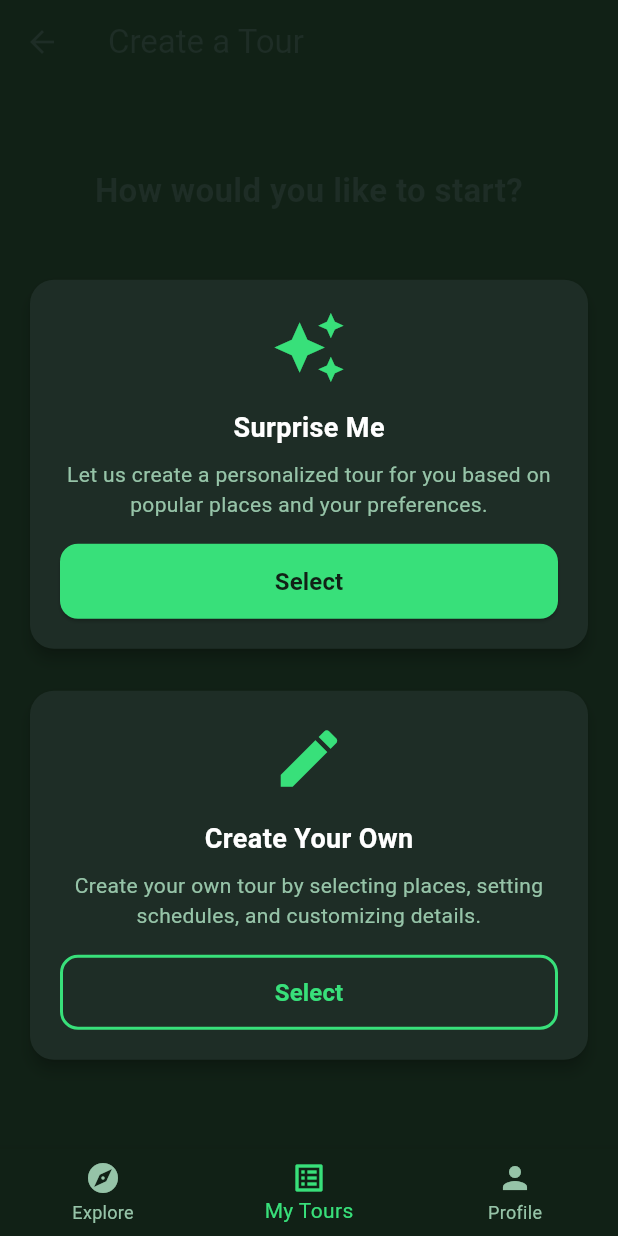
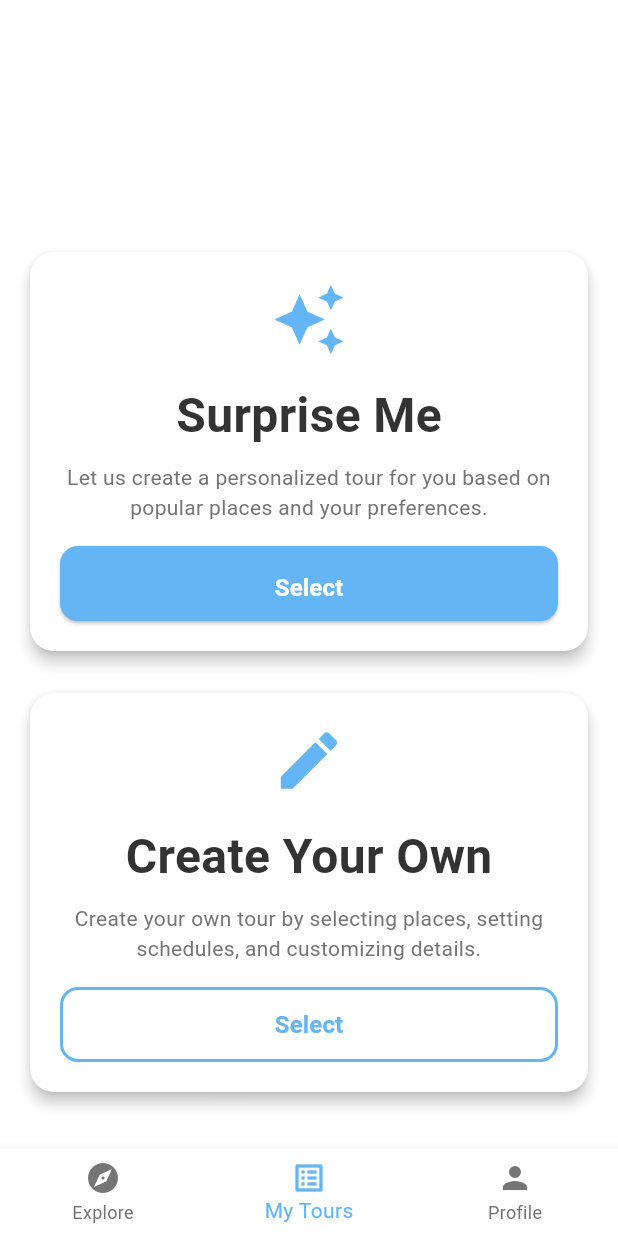
Before and after one commit to FrancKINANI/CityPulse, a Flutter app: the screen it shows after launch, on a phone screen of 412 x 824 dp. Run offline on Flutter 3.47's test engine with Material 3 defaults, Android fonts, the phone set to English and light mode, and no system bars; our stand-ins replace cloud_firestore, firebase_auth, firebase_core, flutter_local_notifications, google_fonts, image_picker and 2 more; missing offline and left inert: mobkit_dashed_border, shared_preferences.dart; accounts and stored records are empty; network calls fail.

Commit message:
refactor(theme): consolidate theme configuration into app_theme
Move all theme-related configurations from app_config.dart and styles.dart into app_theme.dart
Simplify theme service by delegating theme creation to AppTheme
Update imports to use new app_theme location
Change navigation route from settings to notifications in Profile screen

```diff
--- a/lib/config/app_config.dart
+++ /dev/null
@@ -1,85 +0,0 @@
-import 'package:flutter/material.dart';
-
-class AppConfig {
-  // App Information
-  static const String appName = 'CityPulse';
-  static const String appVersion = '1.0.0';
-
-  // Colors
-  static const Color primaryColor = Colors.white;
-  static const Color secondaryColor = Color(0xFFFF9800); // Orange
-  static const Color accentColor = Color(0xFFFFB74D); // Light Orange
-  static const Color backgroundColor = Colors.white;
-  static const Color textColor = Color(0xFF333333);
-  static const Color errorColor = Color(0xFFE53935);
-  static const Color successColor = Color(0xFF4CAF50);
-  static const Color warningColor = Color(0xFFFFC107);
-
-  // Dark Theme Colors
-  static const Color darkPrimaryColor = Color(0xFF121212);
-  static const Color darkSecondaryColor = Color(0xFFFF9800); // Orange
-  static const Color darkAccentColor = Color(0xFFFFB74D); // Light Orange
-  static const Color darkBackgroundColor = Color(0xFF121212);
-  static const Color darkTextColor = Colors.white;
-  static const Color darkCardColor = Color(0xFF1E1E1E);
-
-  // Text Styles
-  static const TextStyle headingStyle = TextStyle(
-    fontSize: 24.0,
-    fontWeight: FontWeight.bold,
-    color: textColor,
-  );
-
-  static const TextStyle subheadingStyle = TextStyle(
-    fontSize: 18.0,
-    fontWeight: FontWeight.w600,
-    color: textColor,
-  );
-
-  static const TextStyle bodyStyle = TextStyle(
-    fontSize: 16.0,
-    color: textColor,
-  );
-
-  // Dimensions
-  static const double defaultPadding = 16.0;
-  static const double defaultMargin = 16.0;
-  static const double defaultRadius = 8.0;
-  static const double defaultSpacing = 8.0;
-
-  // API Configuration
-  static const String apiBaseUrl = 'https://api.citypulse.com/v1';
-  static const Duration apiTimeout = Duration(seconds: 30);
-
-  // Cache Configuration
-  static const Duration cacheDuration = Duration(hours: 24);
-  static const int maxCacheSize = 50 * 1024 * 1024; // 50 MB
-
-  // Map Configuration
-  static const double defaultMapZoom = 13.0;
-  static const double maxMapZoom = 18.0;
-  static const double minMapZoom = 3.0;
-  static const LatLng defaultLocation = LatLng(48.8566, 2.3522); // Paris
-
-  // Image Configuration
-  static const int maxImageSize = 5 * 1024 * 1024; // 5 MB
-  static const List<String> supportedImageFormats = ['jpg', 'jpeg', 'png'];
-  static const double maxImageDimension = 2048.0;
-
-  // Tour Configuration
-  static const int maxTourDuration = 8; // hours
-  static const int maxPlacesPerTour = 20;
-  static const int minPlacesPerTour = 2;
-
-  // Event Configuration
-  static const int maxEventParticipants = 50;
-  static const Duration maxEventDuration = Duration(hours: 12);
-  static const Duration minEventDuration = Duration(hours: 1);
-}
-
-class LatLng {
-  final double latitude;
-  final double longitude;
-
-  const LatLng(this.latitude, this.longitude);
-}
--- a/lib/config/app_theme.dart
+++ b/lib/config/app_theme.dart
@@ -1,28 +1,40 @@
 import 'package:flutter/material.dart';
-import 'app_config.dart';
 
 class AppTheme {
+  // ======== COULEURS PRINCIPALES ========
   // Mode clair - Couleurs principales
-  static const Color primaryColor = AppConfig.primaryColor;
-  static const Color secondaryColor = AppConfig.secondaryColor;
+  static const Color primaryColor = Colors.white;
+  static const Color secondaryColor = Color(0xFF2196F3); // Bleu
+  static const Color accentColor = Color(0xFF64B5F6); // Bleu clair
   static const Color backgroundColor = Colors.white;
   static const Color cardColor = Colors.white;
   static const Color textPrimaryColor = Color(0xFF333333);
   static const Color textSecondaryColor = Color(0xFF757575);
-  static const Color buttonColor = AppConfig.secondaryColor;
-  static const Color errorColor = AppConfig.errorColor;
-  static const Color successColor = AppConfig.successColor;
+  static const Color dividerColor = Color(0xFFEEEEEE);
+
+  // Couleurs fonctionnelles
+  static const Color errorColor = Color(0xFFE53935);
+  static const Color successColor = Color(0xFF4CAF50);
+  static const Color warningColor = Color(0xFFFFC107);
 
   // Mode sombre - Couleurs principales
-  static const Color darkPrimaryColor = AppConfig.darkPrimaryColor;
-  static const Color darkSecondaryColor = AppConfig.darkSecondaryColor;
-  static const Color darkBackgroundColor = AppConfig.darkBackgroundColor;
-  static const Color darkCardColor = AppConfig.darkCardColor;
-  static const Color darkTextPrimaryColor = AppConfig.darkTextColor;
+  static const Color darkPrimaryColor = Color(0xFF121212);
+  static const Color darkSecondaryColor = Color(0xFF2196F3); // Bleu
+  static const Color darkAccentColor = Color(0xFF64B5F6); // Bleu clair
+  static const Color darkBackgroundColor = Color(0xFF121212);
+  static const Color darkCardColor = Color(0xFF1E1E1E);
+  static const Color darkTextPrimaryColor = Colors.white;
   static const Color darkTextSecondaryColor = Color(0xFFBDBDBD);
-  static const Color darkButtonColor = AppConfig.darkSecondaryColor;
+  static const Color darkDividerColor = Color(0xFF424242);
 
-  // Styles de texte
+  // ======== DIMENSIONS ========
+  static const double defaultPadding = 16.0;
+  static const double defaultMargin = 16.0;
+  static const double defaultRadius = 8.0;
+  static const double defaultSpacing = 8.0;
+
+  // ======== STYLES DE TEXTE ========
+  // Mode clair
   static const TextStyle headingStyle = TextStyle(
     color: textPrimaryColor,
     fontSize: 32,
@@ -45,9 +57,16 @@ class AppTheme {
     fontSize: 14,
   );
 
-  // Styles de bouton
+  // Mode sombre
+  static TextStyle get darkHeadingStyle => headingStyle.copyWith(color: darkTextPrimaryColor);
+  static TextStyle get darkSubheadingStyle => subheadingStyle.copyWith(color: darkTextPrimaryColor);
+  static TextStyle get darkBodyStyle => bodyStyle.copyWith(color: darkTextPrimaryColor);
+  static TextStyle get darkCaptionStyle => captionStyle.copyWith(color: darkTextSecondaryColor);
+
+  // ======== STYLES DE BOUTON ========
   static ButtonStyle primaryButtonStyle = ElevatedButton.styleFrom(
-    backgroundColor: buttonColor,
+    backgroundColor: secondaryColor,
+    foregroundColor: Colors.white,
     padding: const EdgeInsets.symmetric(vertical: 16),
     shape: RoundedRectangleBorder(
       borderRadius: BorderRadius.circular(12),
@@ -55,11 +74,18 @@ class AppTheme {
   );
 
   static ButtonStyle secondaryButtonStyle = TextButton.styleFrom(
-    foregroundColor: buttonColor,
+    foregroundColor: secondaryColor,
     padding: const EdgeInsets.symmetric(vertical: 8, horizontal: 16),
   );
 
-  // Styles d'input
+  static ButtonStyle outlinedButtonStyle = OutlinedButton.styleFrom(
+    foregroundColor: textPrimaryColor,
+    side: const BorderSide(color: dividerColor),
+    shape: RoundedRectangleBorder(borderRadius: BorderRadius.circular(12)),
+    padding: const EdgeInsets.symmetric(vertical: 12, horizontal: 24),
+  );
+
+  // ======== STYLES D'INPUT ========
   static InputDecoration inputDecoration({
     required String hintText,
     Widget? prefixIcon,
@@ -83,13 +109,13 @@ class AppTheme {
     );
   }
 
-  // Styles de carte
+  // ======== STYLES DE CARTE ========
   static BoxDecoration cardDecoration = BoxDecoration(
     color: cardColor,
     borderRadius: BorderRadius.circular(12),
   );
 
-  // Styles d'appbar
+  // ======== STYLES D'APPBAR ========
   static AppBarTheme appBarTheme = const AppBarTheme(
     backgroundColor: backgroundColor,
     elevation: 0,
@@ -100,4 +126,115 @@ class AppTheme {
     ),
     iconTheme: IconThemeData(color: textPrimaryColor),
   );
+
+  // ======== THÈMES COMPLETS ========
+  static ThemeData getLightTheme() {
+    return ThemeData(
+      brightness: Brightness.light,
+      primaryColor: primaryColor,
+      scaffoldBackgroundColor: backgroundColor,
+      cardColor: cardColor,
+      colorScheme: ColorScheme.light(
+        primary: primaryColor,
+        secondary: secondaryColor,
+        tertiary: accentColor,
+        background: backgroundColor,
+        error: errorColor,
+      ),
+      textTheme: TextTheme(
+        headlineLarge: headingStyle,
+        headlineMedium: subheadingStyle,
+        bodyLarge: bodyStyle,
+        bodyMedium: captionStyle,
+      ),
+      appBarTheme: appBarTheme,
+      elevatedButtonTheme: ElevatedButtonThemeData(
+        style: primaryButtonStyle,
+      ),
+      textButtonTheme: TextButtonThemeData(
+        style: secondaryButtonStyle,
+      ),
+      outlinedButtonTheme: OutlinedButtonThemeData(
+        style: outlinedButtonStyle,
+      ),
+      inputDecorationTheme: InputDecorationTheme(
+        filled: true,
+        fillColor: cardColor,
+        border: OutlineInputBorder(
+          borderRadius: BorderRadius.circular(12),
+          borderSide: BorderSide.none,
+        ),
+        contentPadding: const EdgeInsets.symmetric(horizontal: 16, vertical: 12),
+      ),
+      dividerTheme: const DividerThemeData(
+        color: dividerColor,
+        thickness: 1,
+      ),
+      useMaterial3: true,
+    );
+  }
+
+  static ThemeData getDarkTheme() {
+    return ThemeData(
+      brightness: Brightness.dark,
+      primaryColor: darkPrimaryColor,
+      scaffoldBackgroundColor: darkBackgroundColor,
+      cardColor: darkCardColor,
+      colorScheme: ColorScheme.dark(
+        primary: darkPrimaryColor,
+        secondary: darkSecondaryColor,
+        tertiary: darkAccentColor,
+        background: darkBackgroundColor,
+        error: errorColor,
+      ),
+      textTheme: TextTheme(
+        headlineLarge: darkHeadingStyle,
+        headlineMedium: darkSubheadingStyle,
+        bodyLarge: darkBodyStyle,
+        bodyMedium: darkCaptionStyle,
+      ),
+      appBarTheme: AppBarTheme(
+        backgroundColor: darkBackgroundColor,
+        elevation: 0,
+        titleTextStyle: TextStyle(
+          color: darkTextPrimaryColor,
+          fontSize: 18,
+          fontWeight: FontWeight.bold,
+        ),
+        iconTheme: IconThemeData(color: darkTextPrimaryColor),
+      ),
+      elevatedButtonTheme: ElevatedButtonThemeData(
+        style: primaryButtonStyle.copyWith(
+          backgroundColor: MaterialStateProperty.all(darkSecondaryColor),
+          foregroundColor: MaterialStateProperty.all(darkTextPrimaryColor),
+        ),
+      ),
+      textButtonTheme: TextButtonThemeData(
+        style: secondaryButtonStyle.copyWith(
+          foregroundColor: MaterialStateProperty.all(darkSecondaryColor),
+        ),
+      ),
+      outlinedButtonTheme: OutlinedButtonThemeData(
+        style: outlinedButtonStyle.copyWith(
+          foregroundColor: MaterialStateProperty.all(darkTextPrimaryColor),
+          side: MaterialStateProperty.all(BorderSide(color: darkDividerColor)),
+        ),
+      ),
+      inputDecorationTheme: InputDecorationTheme(
+        filled: true,
+        fillColor: darkCardColor,
+        border: OutlineInputBorder(
+          borderRadius: BorderRadius.circular(12),
+          borderSide: BorderSide.none,
+        ),
+        contentPadding: const EdgeInsets.symmetric(horizontal: 16, vertical: 12),
+        hintStyle: TextStyle(color: darkTextSecondaryColor),
+      ),
+      dividerTheme: DividerThemeData(
+        color: darkDividerColor,
+        thickness: 1,
+      ),
+      useMaterial3: true,
+    );
+  }
 }
--- a/lib/config/styles.dart
+++ /dev/null
@@ -1,82 +0,0 @@
-import 'package:flutter/material.dart';
-
-class AppStyles {
-  // Colors
-  static const Color primaryColor = Color(0xFF112116);
-  static const Color primaryLightColor = Color(0xFF264433);
-  static const Color accentColor = Color(0xFF38E07A);
-  static const Color backgroundColor = Color(0xFF1E2D26);
-  static const Color cardColor = Color(0xFF283F33);
-  static const Color cardColorSelected = Color(0xFF3A5F48);
-  static const Color textColor = Color(0xFFFFFFFF);
-  static const Color textLightColor = Color(0xFF96C4A8);
-  static const Color dividerColor = Color(0xFF283F33);
-
-  // Text Styles
-  static const TextStyle headline1 = TextStyle(
-    fontSize: 28,
-    fontWeight: FontWeight.bold,
-    color: textColor,
-  );
-
-  static const TextStyle headline2 = TextStyle(
-    fontSize: 22,
-    fontWeight: FontWeight.bold,
-    color: textColor,
-  );
-
-  static const TextStyle headline3 = TextStyle(
-    fontSize: 18,
-    fontWeight: FontWeight.bold,
-    color: textColor,
-  );
-
-  static const TextStyle body1 = TextStyle(fontSize: 16, color: textColor);
-
-  static const TextStyle body2 = TextStyle(fontSize: 14, color: textLightColor);
-
-  static const TextStyle caption = TextStyle(
-    fontSize: 12,
-    fontWeight: FontWeight.bold,
-    color: textLightColor,
-  );
-
-  static const TextStyle buttonText = TextStyle(
-    fontSize: 16,
-    fontWeight: FontWeight.bold,
-  );
-
-  // Card Styles
-  static final CardTheme cardTheme = CardTheme(
-    color: cardColor,
-    elevation: 0,
-    shape: RoundedRectangleBorder(borderRadius: BorderRadius.circular(12)),
-    margin: const EdgeInsets.symmetric(horizontal: 16, vertical: 8),
-  );
-
-  // Button Styles
-  static final ButtonStyle primaryButton = ElevatedButton.styleFrom(
-    backgroundColor: accentColor,
-    foregroundColor: primaryColor,
-    shape: RoundedRectangleBorder(borderRadius: BorderRadius.circular(24)),
-    padding: const EdgeInsets.symmetric(vertical: 12, horizontal: 24),
-  );
-
-  static final ButtonStyle outlinedButton = OutlinedButton.styleFrom(
-    foregroundColor: textColor,
-    side: const BorderSide(color: dividerColor),
-    shape: RoundedRectangleBorder(borderRadius: BorderRadius.circular(12)),
-    padding: const EdgeInsets.symmetric(vertical: 12, horizontal: 24),
-  );
-
-  // Input Decoration
-  static const InputDecorationTheme inputDecorationTheme = InputDecorationTheme(
-    filled: true,
-    fillColor: cardColor,
-    border: OutlineInputBorder(
-      borderSide: BorderSide.none,
-      borderRadius: BorderRadius.all(Radius.circular(12)),
-    ),
-    contentPadding: EdgeInsets.symmetric(horizontal: 16, vertical: 12),
-  );
-}
--- a/lib/features/create_tour/screens/create_tour_start_screen.dart
+++ b/lib/features/create_tour/screens/create_tour_start_screen.dart
@@ -1,6 +1,6 @@
 import 'package:flutter/material.dart';
 import 'package:citypulse/config/routes.dart';
-import 'package:citypulse/config/styles.dart';
+import 'package:citypulse/config/app_theme.dart';
 
 class CreateTourStartScreen extends StatelessWidget {
   const CreateTourStartScreen({super.key});
@@ -12,18 +12,18 @@ class CreateTourStartScreen extends StatelessWidget {
         leading: IconButton(
           icon: const Icon(
             Icons.arrow_back,
-            color: AppStyles.backgroundColor,
+            color: AppTheme.backgroundColor,
           ), // Adjusted color
           onPressed: () => Navigator.pop(context),
         ),
         title: const Text(
           'Create a Tour',
-          style: TextStyle(color: AppStyles.backgroundColor), // Adjusted color
+          style: TextStyle(color: AppTheme.backgroundColor), // Adjusted color
         ),
-        backgroundColor: AppStyles.primaryColor, // Adjusted color
+        backgroundColor: AppTheme.primaryColor, // Adjusted color
       ),
       body: Container(
-        color: AppStyles.primaryColor, // Background color
+        color: AppTheme.primaryColor, // Background color
         padding: const EdgeInsets.all(16.0),
         child: Center(
           child: Column(
@@ -31,8 +31,8 @@ class CreateTourStartScreen extends StatelessWidget {
             children: [
               Text(
                 'How would you like to start?',
-                style: AppStyles.headline2.copyWith(
-                  color: AppStyles.backgroundColor,
+                style: AppTheme.subheadingStyle.copyWith(
+                  color: AppTheme.backgroundColor,
                 ), // Adjusted color
                 textAlign: TextAlign.center,
               ),
@@ -40,7 +40,7 @@ class CreateTourStartScreen extends StatelessWidget {
               Card(
                 elevation: 4,
                 shape: RoundedRectangleBorder(borderRadius: BorderRadius.circular(16)),
-                color: AppStyles.backgroundColor,
+                color: AppTheme.backgroundColor,
                 child: InkWell(
                   onTap: () {
                     Navigator.pushNamed(
@@ -56,17 +56,17 @@ class CreateTourStartScreen extends StatelessWidget {
                         Icon(
                           Icons.auto_awesome,
                           size: 50,
-                          color: AppStyles.accentColor,
+                          color: AppTheme.accentColor,
                         ),
                         const SizedBox(height: 16),
                         Text(
                           'Surprise Me',
-                          style: AppStyles.headline3.copyWith(color: AppStyles.textColor),
+                          style: AppTheme.headingStyle.copyWith(color: AppTheme.textPrimaryColor),
                         ),
                         const SizedBox(height: 8),
                         Text(
                           'Let us create a personalized tour for you based on popular places and your preferences.',
-                          style: AppStyles.body2.copyWith(color: AppStyles.textLightColor),
+                          style: AppTheme.captionStyle.copyWith(color: AppTheme.textSecondaryColor),
                           textAlign: TextAlign.center,
                         ),
                         const SizedBox(height: 16),
@@ -75,7 +75,7 @@ class CreateTourStartScreen extends StatelessWidget {
                           height: 50,
                           child: ElevatedButton(
                             style: ElevatedButton.styleFrom(
-                              backgroundColor: AppStyles.accentColor,
+                              backgroundColor: AppTheme.accentColor,
                               shape: RoundedRectangleBorder(
                                 borderRadius: BorderRadius.circular(12),
                               ),
@@ -88,8 +88,9 @@ class CreateTourStartScreen extends StatelessWidget {
                             },
                             child: Text(
                               'Select',
-                              style: AppStyles.buttonText.copyWith(
-                                color: AppStyles.primaryColor,
+                              style: AppTheme.bodyStyle.copyWith(
+                                color: AppTheme.primaryColor,
+                                fontWeight: FontWeight.bold
                               ),
                             ),
                           ),
@@ -103,7 +104,7 @@ class CreateTourStartScreen extends StatelessWidget {
               Card(
                 elevation: 4,
                 shape: RoundedRectangleBorder(borderRadius: BorderRadius.circular(16)),
-                color: AppStyles.backgroundColor,
+                color: AppTheme.backgroundColor,
                 child: InkWell(
                   onTap: () {
                     Navigator.pushNamed(
@@ -119,17 +120,17 @@ class CreateTourStartScreen extends StatelessWidget {
                         Icon(
                           Icons.edit,
                           size: 50,
-                          color: AppStyles.accentColor,
+                          color: AppTheme.accentColor,
                         ),
                         const SizedBox(height: 16),
                         Text(
                           'Create Your Own',
-                          style: AppStyles.headline3.copyWith(color: AppStyles.textColor),
+                          style: AppTheme.headingStyle.copyWith(color: AppTheme.textPrimaryColor),
                         ),
                         const SizedBox(height: 8),
                         Text(
                           'Create your own tour by selecting places, setting schedules, and customizing details.',
-                          style: AppStyles.body2.copyWith(color: AppStyles.textLightColor),
+                          style: AppTheme.captionStyle.copyWith(color: AppTheme.textSecondaryColor),
                           textAlign: TextAlign.center,
                         ),
                         const SizedBox(height: 16),
@@ -139,7 +140,7 @@ class CreateTourStartScreen extends StatelessWidget {
                           child: OutlinedButton(
                             style: OutlinedButton.styleFrom(
                               side: const BorderSide(
-                                color: AppStyles.accentColor,
+                                color: AppTheme.accentColor,
                                 width: 2,
                               ),
                               shape: RoundedRectangleBorder(
@@ -154,8 +155,9 @@ class CreateTourStartScreen extends StatelessWidget {
                             },
                             child: Text(
                               'Select',
-                              style: AppStyles.buttonText.copyWith(
-                                color: AppStyles.accentColor,
+                              style: AppTheme.bodyStyle.copyWith(
+                                color: AppTheme.accentColor,
+                                fontWeight: FontWeight.bold
                               ),
                             ),
                           ),
@@ -179,9 +181,9 @@ class CreateTourStartScreen extends StatelessWidget {
           BottomNavigationBarItem(icon: Icon(Icons.person), label: 'Profile'),
         ],
         currentIndex: 1, // 'Tours' is selected as per image
-        selectedItemColor: AppStyles.accentColor,
-        unselectedItemColor: AppStyles.textLightColor,
-        backgroundColor: AppStyles.primaryColor, // Adjusted color
+        selectedItemColor: AppTheme.accentColor,
+        unselectedItemColor: AppTheme.textSecondaryColor,
+        backgroundColor: AppTheme.primaryColor, // Adjusted color
         onTap: (index) {
           // Handle navigation
           if (index == 0) {
--- a/lib/main.dart
+++ b/lib/main.dart
@@ -5,7 +5,7 @@ import 'package:firebase_core/firebase_core.dart';
 import 'config/firebase_options.dart';
 
 // Configuration
-import 'config/app_config.dart';
+import 'config/app_theme.dart';
 import 'config/routes.dart';
 
 // Services
--- a/lib/screens/Profile.dart
+++ b/lib/screens/Profile.dart
@@ -375,7 +375,7 @@ class ProfileState extends State<Profile> {
                                               children: [
                                                 InkWell(
                                                   onTap: () {
-                                                    Navigator.pushNamed(context, '/settings');
+                                                    Navigator.pushNamed(context, '/notifications');
                                                   },
                                                   child: IntrinsicWidth(
                                                     child: IntrinsicHeight(
--- a/lib/services/theme_service.dart
+++ b/lib/services/theme_service.dart
@@ -1,7 +1,6 @@
 import 'package:flutter/material.dart';
 import 'package:flutter/scheduler.dart';
 import 'package:shared_preferences/shared_preferences.dart';
-import '../config/app_config.dart';
 import '../config/app_theme.dart';
 
 class ThemeService extends ChangeNotifier {
@@ -65,66 +64,10 @@ class ThemeService extends ChangeNotifier {
 
   // Thèmes pour l'application
   ThemeData getLightTheme() {
-    return ThemeData(
-      brightness: Brightness.light,
-      primaryColor: AppTheme.primaryColor,
-      scaffoldBackgroundColor: AppTheme.backgroundColor,
-      cardColor: AppTheme.cardColor,
-      colorScheme: ColorScheme.light(
-        primary: AppTheme.primaryColor,
-        secondary: AppTheme.secondaryColor,
-        background: AppTheme.backgroundColor,
-        error: AppTheme.errorColor,
-      ),
-      textTheme: TextTheme(
-        headlineLarge: AppConfig.headingStyle.copyWith(color: AppTheme.textPrimaryColor),
-        headlineMedium: AppConfig.subheadingStyle.copyWith(color: AppTheme.textPrimaryColor),
-        bodyLarge: AppConfig.bodyStyle.copyWith(color: AppTheme.textPrimaryColor),
-      ),
-      appBarTheme: AppBarTheme(
-        backgroundColor: AppTheme.primaryColor,
-        foregroundColor: AppTheme.textPrimaryColor,
-        elevation: 0,
-      ),
-      elevatedButtonTheme: ElevatedButtonThemeData(
-        style: ElevatedButton.styleFrom(
-          backgroundColor: AppTheme.buttonColor,
-          foregroundColor: AppTheme.textPrimaryColor,
-        ),
-      ),
-      useMaterial3: true,
-    );
+    return AppTheme.getLightTheme();
   }
 
   ThemeData getDarkTheme() {
-    return ThemeData(
-      brightness: Brightness.dark,
-      primaryColor: AppTheme.darkPrimaryColor,
-      scaffoldBackgroundColor: AppTheme.darkBackgroundColor,
-      cardColor: AppTheme.darkCardColor,
-      colorScheme: ColorScheme.dark(
-        primary: AppTheme.darkPrimaryColor,
-        secondary: AppTheme.darkSecondaryColor,
-        background: AppTheme.darkBackgroundColor,
-        error: AppTheme.errorColor,
-      ),
-      textTheme: TextTheme(
-        headlineLarge: AppConfig.headingStyle.copyWith(color: AppTheme.darkTextPrimaryColor),
-        headlineMedium: AppConfig.subheadingStyle.copyWith(color: AppTheme.darkTextPrimaryColor),
-        bodyLarge: AppConfig.bodyStyle.copyWith(color: AppTheme.darkTextPrimaryColor),
-      ),
-      appBarTheme: AppBarTheme(
-        backgroundColor: AppTheme.darkPrimaryColor,
-        foregroundColor: AppTheme.darkTextPrimaryColor,
-        elevation: 0,
-      ),
-      elevatedButtonTheme: ElevatedButtonThemeData(
-        style: ElevatedButton.styleFrom(
-          backgroundColor: AppTheme.darkButtonColor,
-          foregroundColor: AppTheme.darkTextPrimaryColor,
-        ),
-      ),
-      useMaterial3: true,
-    );
+    return AppTheme.getDarkTheme();
   }
 }
```
